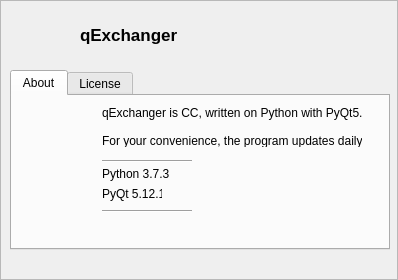
Old version of the form source/about.ui in the repository mirokrastev/qExchanger.
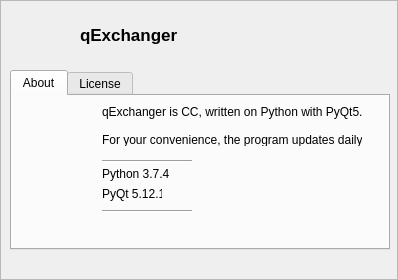
New version of the form. Icons and pictures are not drawn.

Diff of the .ui file:
```diff
--- a/source/about.ui
+++ b/source/about.ui
@@ -63,7 +63,7 @@
         <x>90</x>
         <y>10</y>
         <width>260</width>
-        <height>41</height>
+        <height>40</height>
        </rect>
       </property>
       <property name="text">
@@ -133,7 +133,7 @@
        </rect>
       </property>
       <property name="text">
-       <string>Python 3.7.3</string>
+       <string>Python 3.7.4</string>
       </property>
      </widget>
      <widget class="QLabel" name="picute">
```
